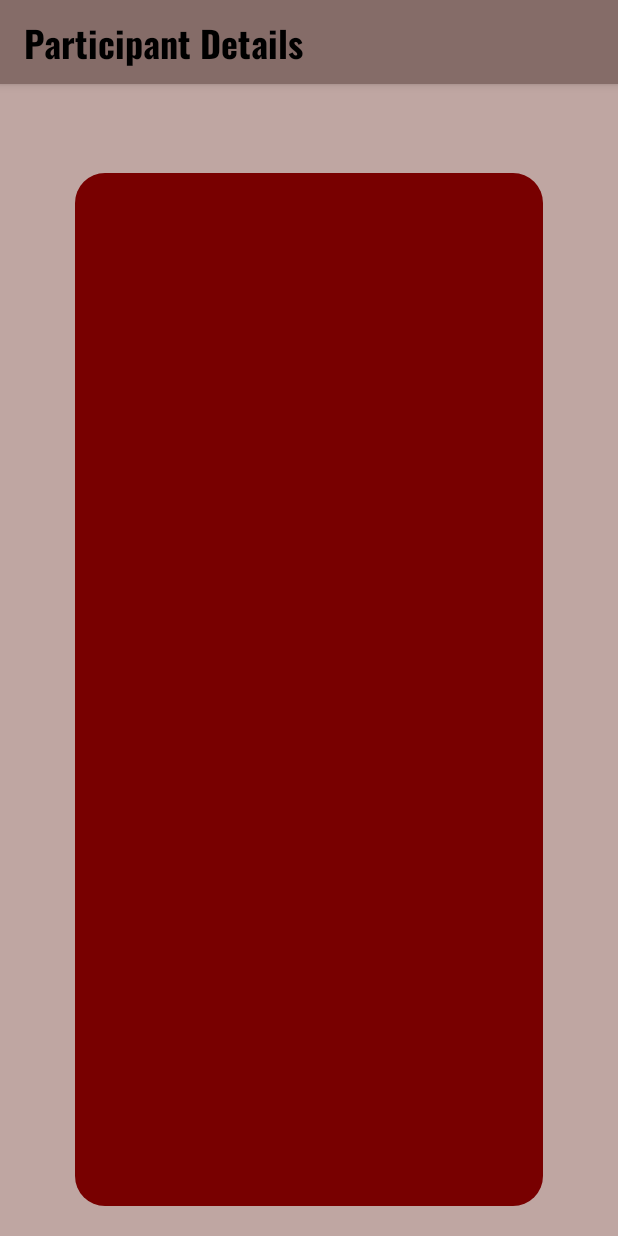
After one commit to peiYueh/MAE_Taekwonify, an Android app built with Jetpack Compose: the composable ParticipantDetails called with empty values, on a phone screen of 412 x 824 dp. The commit adds this screen. Run offline under Robolectric (Android 15) with nearby library versions, the light colour scheme and no system bars; our stand-ins replace Firebase (no records; nobody signed in at launch, a user with empty details on screens opened directly); libraries missing offline, so code that uses them is left out: com.google.android.play.

Commit message:
Participant Details

```diff
--- a/app/src/main/java/com/example/mae_taekwonify/nav/Routes.kt
+++ b/app/src/main/java/com/example/mae_taekwonify/nav/Routes.kt
@@ -7,6 +7,7 @@ sealed class Routes(val route: String){
     object Homepage : Routes("Homepage")
     object TeamList : Routes("TeamList")
     object ParticipantList : Routes("ParticipantList")
+    object ParticipantDetails : Routes("ParticipantDetails")
     object ManageTeam : Routes("ManageTeam")
     object ManageFollowing : Routes("ManageFollowing")
     object MedalTally : Routes("MedalTally")
--- /dev/null
+++ b/app/src/main/java/com/example/mae_taekwonify/screens/ParticipantDetails.kt
@@ -0,0 +1,198 @@
+package com.example.mae_taekwonify.screens
+
+import android.annotation.SuppressLint
+import androidx.compose.foundation.Image
+import androidx.compose.foundation.background
+import androidx.compose.foundation.border
+import androidx.compose.foundation.clickable
+import androidx.compose.foundation.layout.*
+import androidx.compose.foundation.lazy.LazyColumn
+import androidx.compose.foundation.lazy.itemsIndexed
+import androidx.compose.foundation.shape.CircleShape
+import androidx.compose.foundation.shape.RoundedCornerShape
+import androidx.compose.material.*
+import androidx.compose.runtime.Composable
+import androidx.compose.ui.Alignment
+import androidx.compose.ui.Modifier
+import androidx.compose.ui.draw.clip
+import androidx.compose.ui.graphics.Color
+import androidx.compose.ui.input.key.Key.Companion.I
+import androidx.compose.ui.unit.dp
+import androidx.compose.ui.unit.sp
+import androidx.lifecycle.viewmodel.compose.viewModel
+import androidx.navigation.NavHostController
+import coil.compose.rememberAsyncImagePainter
+import com.example.mae_taekwondo.viewModel.ParticipantDataViewModel
+import com.example.mae_taekwonify.models.TeamName
+import com.example.mae_taekwonify.nav.Routes
+import com.example.mae_taekwonify.widgets.CustomTopBar
+import com.google.android.play.integrity.internal.x
+
+@SuppressLint("UnusedMaterialScaffoldPaddingParameter")
+@Composable
+fun ParticipantDetails(navController: NavHostController, ParticipantName: String, vm: ParticipantDataViewModel = viewModel()){
+    val allData= vm.state.value
+    Scaffold(
+        topBar = {
+            CustomTopBar(
+                navController = navController,
+                title = "Participant Details",
+                showBackIcon = true,
+            )
+        }
+    ){
+        Column(
+            modifier = Modifier.fillMaxSize(),
+            horizontalAlignment = Alignment.CenterHorizontally,
+            verticalArrangement = Arrangement.Center
+
+        ){
+            Box() {
+                Text(
+                    text = ParticipantName,
+                    style = MaterialTheme.typography.h1,
+                    modifier = Modifier.align(Alignment.BottomStart),
+                )
+                Text(
+                    text = ParticipantName,
+                    style = MaterialTheme.typography.h2,
+                    modifier = Modifier
+                        .align(Alignment.BottomStart)
+                        .padding(start = 3.dp),
+                    letterSpacing = .2.sp
+                )
+            }
+
+            Box(
+                modifier = Modifier
+                    .clip(RoundedCornerShape(50.dp))
+                    .fillMaxSize()
+                    .padding(50.dp, 0.dp, 50.dp, 20.dp)
+                    .clip(RoundedCornerShape(20.dp))
+                    .background(MaterialTheme.colors.secondary)
+                    .padding(50.dp, 0.dp, 50.dp, 10.dp)
+            ){
+                LazyColumn(
+                    modifier = Modifier
+                        .fillMaxSize()
+                        .padding(10.dp),
+                    horizontalAlignment = Alignment.CenterHorizontally,
+                    verticalArrangement = Arrangement.Center,
+                ){
+                    itemsIndexed(allData){indexNumber, string ->
+                        if(allData[indexNumber].Name == ParticipantName){
+                            //found the participant
+                            //show image
+                            Image(
+                                painter = rememberAsyncImagePainter(allData[indexNumber].profilePic),
+                                contentDescription = null,
+                                modifier = Modifier
+                                    .size(250.dp)
+                                    .padding(20.dp)
+                            )
+                            Box(
+                                modifier = Modifier
+                                    .width(500.dp)
+                                    .padding(10.dp)
+                                    .clip(RoundedCornerShape(20.dp))
+                                    .background(MaterialTheme.colors.primary)
+                                    .padding(10.dp)
+                            ){
+                                Column(
+                                    horizontalAlignment = Alignment.Start,
+                                    verticalArrangement = Arrangement.Center,
+                                    modifier = Modifier
+                                        .padding(30.dp)
+                                ){
+                                    Text(
+                                        text = "Participant Details:",
+                                        style = MaterialTheme.typography.body1,
+                                    )
+                                    Text(
+                                        text = "Team: "+allData[indexNumber].Team,
+                                        style = MaterialTheme.typography.body2,
+                                    )
+                                    Text(
+                                        text = "DOB: "+allData[indexNumber].DOB,
+                                        style = MaterialTheme.typography.body2,
+                                    )
+                                    Text(
+                                        text = "Gender: "+allData[indexNumber].Gender,
+                                        style = MaterialTheme.typography.body2,
+                                    )
+                                    Text(
+                                        text = "Email: "+allData[indexNumber].EmailAdd,
+                                        style = MaterialTheme.typography.body2,
+                                    )
+
+                                    Text(
+                                        text = "\nParticipating Event:",
+                                        style = MaterialTheme.typography.body1,
+                                    )
+                                    //separate all categories from data
+                                    var eventList = ""
+                                    var i = 0;
+                                    var event = allData[indexNumber].Event.split("|")
+                                    for (evt in event){
+                                        i++
+                                        if(eventList==""){
+                                            eventList += ""+i+". "
+                                        }else{
+                                            eventList += "\n"+i+". "
+                                        }
+                                        if(evt == "I"){
+                                            eventList+="Poomsae Individual"
+                                        }else if(evt == "P"){
+                                            eventList+="Poomsae Pair"
+                                        }else if(evt == "T"){
+                                            eventList+="Poomsae Team"
+                                        }else{
+                                            //sparring
+                                            when (evt) {
+                                                "S-FIN" -> eventList+="Sparring Fin Weight"
+                                                "S-FLY" -> eventList+="Sparring Fly Weight"
+                                                "S-FEA" -> eventList+="Sparring Feather Weight"
+                                                "S-B" -> eventList+="Sparring Bantam Weight"
+                                                "S-W" -> eventList+="Sparring Wealther Weight"
+                                                "S-M" -> eventList+="Sparring Middle Weight"
+                                                "S-LM" -> eventList+="Sparring Light Middle Weight"
+                                                "S-H" -> eventList+="Sparring Heavy Weight"
+                                                else -> {
+                                                    eventList+="Sparring"
+                                                }
+                                            }
+                                        }
+                                    }
+                                    Text(
+                                        text = eventList,
+                                        style = MaterialTheme.typography.body2,
+                                    )
+
+                                    //check database if followed, put it as followed, need to add a vm for following
+                                    Column(
+                                        modifier = Modifier.fillMaxWidth().fillMaxHeight(),
+                                        verticalArrangement = Arrangement.Center,
+                                        horizontalAlignment = Alignment.CenterHorizontally
+                                    ){
+                                        Button(
+                                            onClick = {/*TODO*/},
+                                            colors = ButtonDefaults.outlinedButtonColors(backgroundColor = MaterialTheme.colors.onBackground),
+                                            modifier = Modifier
+                                                .padding(top=10.dp)
+                                        ){
+                                            Text(text = "Follow")
+                                        }
+                                    }
+
+                                }
+                            }
+
+                        }
+
+                    }
+                }
+
+            }
+        }
+    }
+}
--- a/app/src/main/java/com/example/mae_taekwonify/screens/ParticipantList.kt
+++ b/app/src/main/java/com/example/mae_taekwonify/screens/ParticipantList.kt
@@ -77,7 +77,7 @@ fun ParticipantList(navController: NavHostController,TeamName: String, vm: Parti
                                     modifier = Modifier.fillMaxWidth()
                                         .background(MaterialTheme.colors.primary)
                                             //CHANGE ROUTE HEREEEE [darrshan's name , aya change d]
-                                        .clickable { navController.navigate(Routes.ParticipantList.route+"/"+getData[indexNumber].Name)}
+                                        .clickable { navController.navigate(Routes.ParticipantDetails.route+"/"+getData[indexNumber].Name)}
                                 ){
                                     Image(
                                         painter = rememberAsyncImagePainter(getData[indexNumber].profilePic),
--- a/app/src/main/java/com/example/mae_taekwonify/screens/ScreenMain.kt
+++ b/app/src/main/java/com/example/mae_taekwonify/screens/ScreenMain.kt
@@ -29,6 +29,10 @@ fun ScreenMain(auth: FirebaseAuth){
             backStackEntry.arguments?.getString("TeamName")
                 ?.let { ParticipantList(navController = navController, it) }
         }
+        composable(route = Routes.ParticipantDetails.route+"/{ParticipantName}"){backStackEntry ->
+            backStackEntry.arguments?.getString("ParticipantName")
+                ?.let { ParticipantDetails(navController = navController, it) }
+        }
         composable(route = Routes.ManageTeam.route){
             ManageTeam(navController = navController)
         }
--- a/app/src/main/java/com/example/mae_taekwonify/ui/theme/Shape.kt
+++ b/app/src/main/java/com/example/mae_taekwonify/ui/theme/Shape.kt
@@ -5,7 +5,7 @@ import androidx.compose.material.Shapes
 import androidx.compose.ui.unit.dp
 
 val Shapes = Shapes(
-    small = RoundedCornerShape(4.dp),
-    medium = RoundedCornerShape(4.dp),
-    large = RoundedCornerShape(0.dp)
+    small = RoundedCornerShape(5.dp),
+    medium = RoundedCornerShape(10.dp),
+    large = RoundedCornerShape(20.dp)
 )
--- a/app/src/main/java/com/example/mae_taekwonify/ui/theme/Type.kt
+++ b/app/src/main/java/com/example/mae_taekwonify/ui/theme/Type.kt
@@ -96,6 +96,10 @@ val CustomTypography = Typography(
         fontWeight = FontWeight.W900,
         fontSize = 25.sp,
     ),
+    body2 = TextStyle(
+        fontFamily = Montserrat,
+        fontSize = 20.sp,
+    ),
 
     button = TextStyle(
         fontFamily = Montserrat,
```
